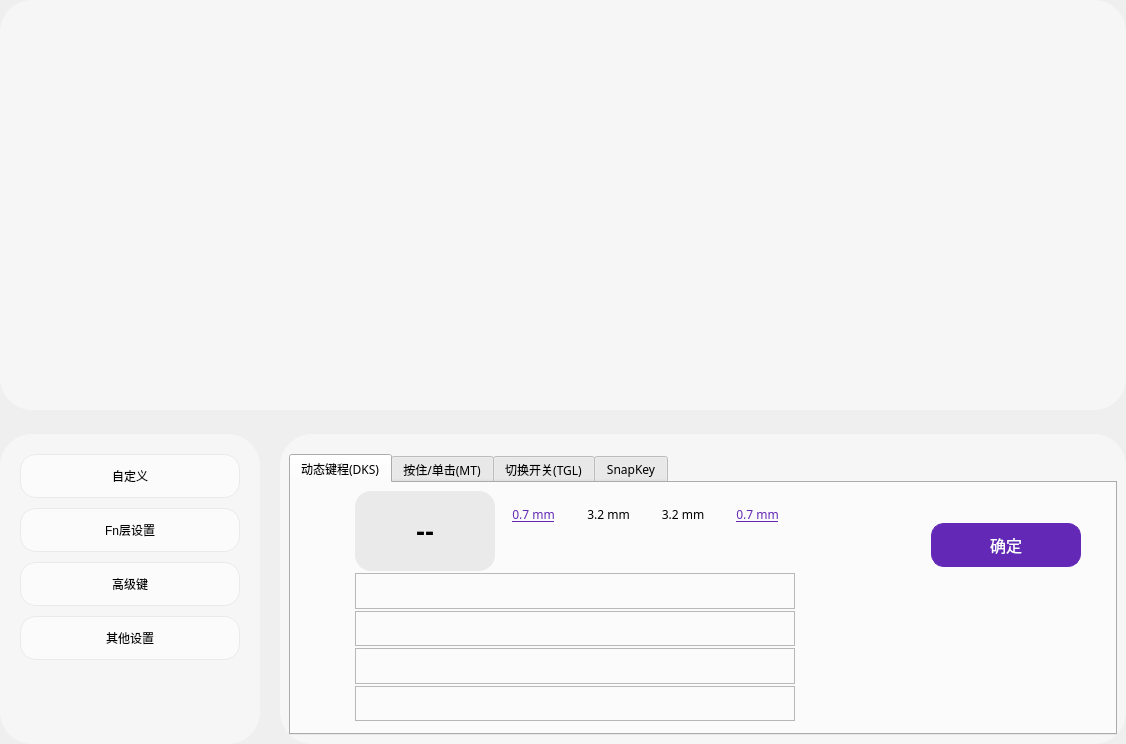
Old version of the form FrameKeySetting.ui in the repository wlffeng2008/AkkoStudio.
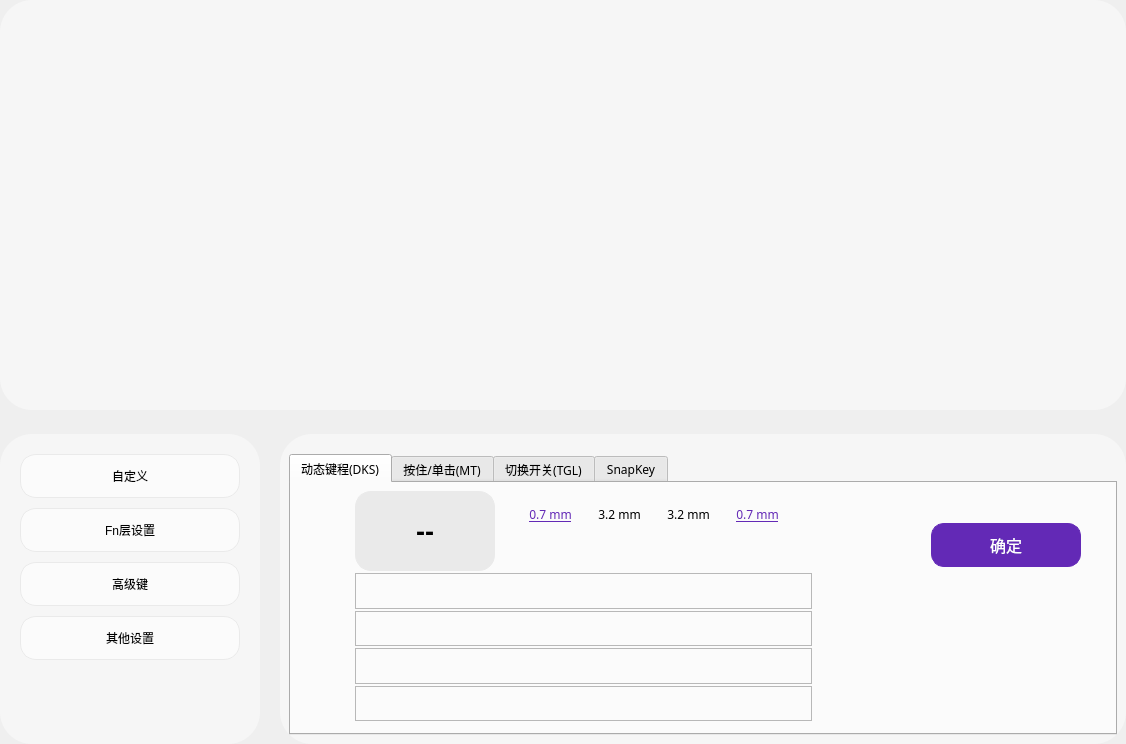
New version of the form. Icons and pictures are not drawn. Custom widgets are drawn as their Qt base class.

```diff
--- a/FrameKeySetting.ui
+++ b/FrameKeySetting.ui
@@ -390,7 +390,7 @@
                   <rect>
                    <x>64</x>
                    <y>90</y>
-                   <width>440</width>
+                   <width>457</width>
                    <height>148</height>
                   </rect>
                  </property>
@@ -443,9 +443,9 @@
                 <widget class="QWidget" name="layoutWidget">
                  <property name="geometry">
                   <rect>
-                   <x>208</x>
+                   <x>228</x>
                    <y>18</y>
-                   <width>293</width>
+                   <width>270</width>
                    <height>58</height>
                   </rect>
                  </property>
```
Left out of the diff: 12 changed lines with no effect on the pictures.
